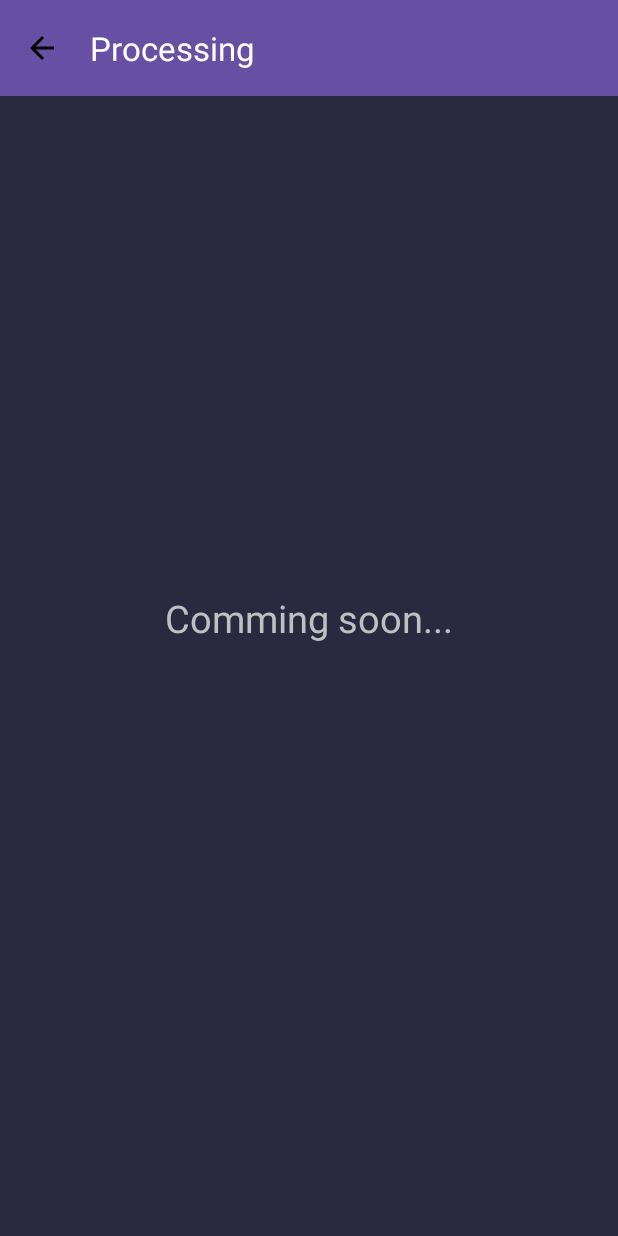
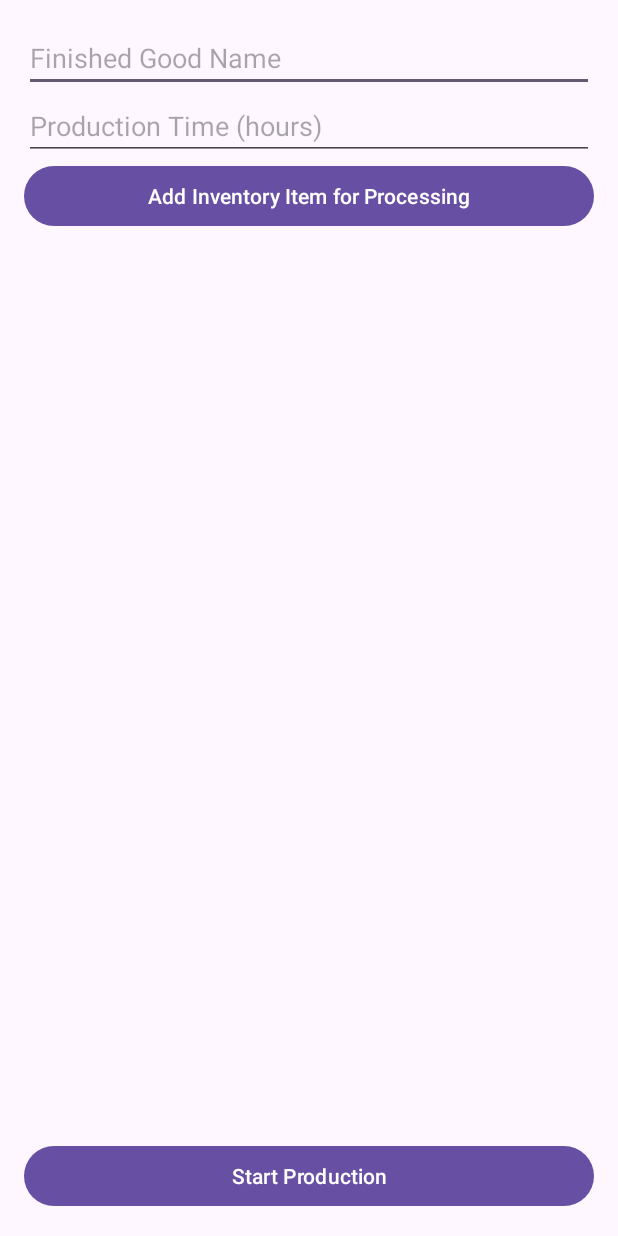
Before and after one commit to mini-projectss/Inventoryapp, an Android app: the ProcessingActivity screen opened directly, with no data from a screen before it, on a phone screen of 412 x 824 dp. Run offline under Robolectric (Android 15) with nearby library versions, the phone set to English and light mode, and no system bars; our stand-ins replace Firebase (no records; nobody signed in at launch, a user with empty details on screens opened directly).

Commit message:
added supply and processing page

```diff
--- a/app/src/main/java/com/example/inventory/InventoryItem.java
+++ b/app/src/main/java/com/example/inventory/InventoryItem.java
@@ -31,7 +31,9 @@ public class InventoryItem {
         this.supplyQuantity = supplyQuantity;
     }
 
-
+    public void setId(int id) {
+        this.id = id;
+    }
 
     // Getters and setters
     public int getId() {
--- a/app/src/main/java/com/example/inventory/ProcessingActivity.java
+++ b/app/src/main/java/com/example/inventory/ProcessingActivity.java
@@ -1,27 +1,125 @@
 package com.example.inventory;
 
-import android.content.Intent;
 import android.os.Bundle;
+import android.os.Handler;
+import android.view.View;
+import android.widget.Button;
+import android.widget.EditText;
+import android.widget.Toast;
+
+import androidx.annotation.Nullable;
+import androidx.appcompat.app.AlertDialog;
 import androidx.appcompat.app.AppCompatActivity;
-import androidx.appcompat.widget.Toolbar;
+import androidx.recyclerview.widget.LinearLayoutManager;
+import androidx.recyclerview.widget.RecyclerView;
+
+import com.google.firebase.auth.FirebaseAuth;
+
+import java.util.ArrayList;
+import java.util.HashMap;
+import java.util.List;
+import java.util.Map;
 
 public class ProcessingActivity extends AppCompatActivity {
+    private RecyclerView recyclerView;
+    private ProcessingAdapter adapter;
+    private InventoryDBHelper dbHelper;
+    private List<InventoryItem> selectedItems;
+    private Handler handler;
+
+    private EditText finishedGoodNameEditText, productionTimeEditText;
+    private Button addItemButton, startProductionButton;
 
     @Override
-    protected void onCreate(Bundle savedInstanceState) {
+    protected void onCreate(@Nullable Bundle savedInstanceState) {
         super.onCreate(savedInstanceState);
         setContentView(R.layout.activity_processing);
 
-        Toolbar toolbar = findViewById(R.id.toolbar);
-        setSupportActionBar(toolbar);
-        getSupportActionBar().setDisplayHomeAsUpEnabled(true); // Enable back button
+        dbHelper = new InventoryDBHelper(this, "inventory_" + FirebaseAuth.getInstance().getCurrentUser().getUid() + ".db");
 
-        toolbar.setNavigationOnClickListener(v -> finish()); // Close the activity when back button is clicked
+        finishedGoodNameEditText = findViewById(R.id.finishedGoodName);
+        productionTimeEditText = findViewById(R.id.productionTime);
+        addItemButton = findViewById(R.id.addProcessingItemButton);
+        startProductionButton = findViewById(R.id.startProductionButton);
+
+        recyclerView = findViewById(R.id.processingRecyclerView);
+        recyclerView.setLayoutManager(new LinearLayoutManager(this));
+        selectedItems = new ArrayList<>();
+        adapter = new ProcessingAdapter(selectedItems);
+        recyclerView.setAdapter(adapter);
+
+        addItemButton.setOnClickListener(v -> showAddItemDialog());
+        startProductionButton.setOnClickListener(v -> startProduction());
+
+        handler = new Handler();
+    }
+
+    private void showAddItemDialog() {
+        AlertDialog.Builder builder = new AlertDialog.Builder(this);
+        View dialogView = getLayoutInflater().inflate(R.layout.dialog_add_processing_item, null);
+        builder.setView(dialogView);
+
+        final EditText itemNameEditText = dialogView.findViewById(R.id.processingItemName);
+        final EditText itemQuantityEditText = dialogView.findViewById(R.id.processingItemQuantity);
+        Button addItemButton = dialogView.findViewById(R.id.addProcessingDialogButton);
+
+        AlertDialog dialog = builder.create();
+
+        addItemButton.setOnClickListener(v -> {
+            String itemName = itemNameEditText.getText().toString().trim();
+            String quantityStr = itemQuantityEditText.getText().toString().trim();
+
+            if (!itemName.isEmpty() && !quantityStr.isEmpty()) {
+                int quantity = Integer.parseInt(quantityStr);
+
+                InventoryItem item = dbHelper.getInventoryItemByName(itemName);
+                if (item != null) {
+                    item.setQuantity(quantity);
+                    selectedItems.add(item);
+                    adapter.notifyDataSetChanged();
+                    dialog.dismiss();
+                } else {
+                    Toast.makeText(this, "Item not found in inventory", Toast.LENGTH_SHORT).show();
+                }
+            } else {
+                Toast.makeText(this, "Please enter valid item name and quantity", Toast.LENGTH_SHORT).show();
+            }
+        });
+
+        dialog.show();
+    }
+
+    private void startProduction() {
+        String finishedGoodName = finishedGoodNameEditText.getText().toString().trim();
+        String productionTimeStr = productionTimeEditText.getText().toString().trim();
+
+        if (!finishedGoodName.isEmpty() && !productionTimeStr.isEmpty()) {
+            int productionTime = Integer.parseInt(productionTimeStr) * 3600000; // convert hours to milliseconds
+
+            Map<Integer, Integer> requiredItems = new HashMap<>();
+            for (InventoryItem item : selectedItems) {
+                requiredItems.put(item.getId(), item.getQuantity());
+            }
+
+            handler.postDelayed(() -> {
+                boolean success = dbHelper.createFinishedGood(finishedGoodName, requiredItems);
+                if (success) {
+                    Toast.makeText(this, finishedGoodName + " production completed", Toast.LENGTH_SHORT).show();
+                    adapter.notifyDataSetChanged();
+                } else {
+                    Toast.makeText(this, "Insufficient inventory for production", Toast.LENGTH_SHORT).show();
+                }
+            }, productionTime);
+
+            Toast.makeText(this, "Production started for " + finishedGoodName, Toast.LENGTH_SHORT).show();
+        } else {
+            Toast.makeText(this, "Please enter finished good name and production time", Toast.LENGTH_SHORT).show();
+        }
     }
 
     @Override
-    public boolean onSupportNavigateUp() {
-        finish(); // Close the activity on navigation up
-        return true;
+    protected void onDestroy() {
+        handler.removeCallbacksAndMessages(null);
+        super.onDestroy();
     }
 }
--- /dev/null
+++ b/app/src/main/java/com/example/inventory/ProcessingAdapter.java
@@ -0,0 +1,48 @@
+package com.example.inventory;
+
+import android.view.LayoutInflater;
+import android.view.View;
+import android.view.ViewGroup;
+import android.widget.TextView;
+
+import androidx.annotation.NonNull;
+import androidx.recyclerview.widget.RecyclerView;
+
+import java.util.List;
+
+public class ProcessingAdapter extends RecyclerView.Adapter<ProcessingAdapter.ProcessingViewHolder> {
+    private List<InventoryItem> items;
+
+    public ProcessingAdapter(List<InventoryItem> items) {
+        this.items = items;
+    }
+
+    @NonNull
+    @Override
+    public ProcessingViewHolder onCreateViewHolder(@NonNull ViewGroup parent, int viewType) {
+        View view = LayoutInflater.from(parent.getContext()).inflate(R.layout.item_processing, parent, false);
+        return new ProcessingViewHolder(view);
+    }
+
+    @Override
+    public void onBindViewHolder(@NonNull ProcessingViewHolder holder, int position) {
+        InventoryItem item = items.get(position);
+        holder.nameTextView.setText(item.getName());
+        holder.quantityTextView.setText("Required: " + item.getQuantity());
+    }
+
+    @Override
+    public int getItemCount() {
+        return items.size();
+    }
+
+    public static class ProcessingViewHolder extends RecyclerView.ViewHolder {
+        TextView nameTextView, quantityTextView;
+
+        public ProcessingViewHolder(@NonNull View itemView) {
+            super(itemView);
+            nameTextView = itemView.findViewById(R.id.processingItemName);
+            quantityTextView = itemView.findViewById(R.id.processingItemQuantity);
+        }
+    }
+}
--- a/app/src/main/res/layout/activity_processing.xml
+++ b/app/src/main/res/layout/activity_processing.xml
@@ -1,28 +1,37 @@
-<?xml version="1.0" encoding="utf-8"?>
-<androidx.coordinatorlayout.widget.CoordinatorLayout
-    xmlns:android="http://schemas.android.com/apk/res/android"
-    xmlns:app="http://schemas.android.com/apk/res-auto"
+<LinearLayout xmlns:android="http://schemas.android.com/apk/res/android"
     android:layout_width="match_parent"
     android:layout_height="match_parent"
-    android:background="#292940">
+    android:orientation="vertical"
+    android:padding="16dp">
 
-    <androidx.appcompat.widget.Toolbar
-        android:id="@+id/toolbar"
+    <EditText
+        android:id="@+id/finishedGoodName"
         android:layout_width="match_parent"
-        android:layout_height="?attr/actionBarSize"
-        android:background="?attr/colorPrimary"
-        android:theme="@style/ThemeOverlay.AppCompat.Dark.ActionBar"
-        app:title="Processing"
-        app:popupTheme="@style/ThemeOverlay.AppCompat.Light"
-        app:navigationIcon="@drawable/baseline_arrow_back_24" /> <!-- Add back button icon -->
+        android:layout_height="wrap_content"
+        android:hint="Finished Good Name" />
 
-    <!-- Add your inventory views here -->
-    <TextView
-        android:layout_width="wrap_content"
+    <EditText
+        android:id="@+id/productionTime"
+        android:layout_width="match_parent"
         android:layout_height="wrap_content"
-        android:text="Comming soon..."
-        android:layout_gravity="center"
-        android:textColor="#C1C0C0"
-        android:textSize="25dp"/>
+        android:hint="Production Time (hours)"
+        android:inputType="number" />
 
-</androidx.coordinatorlayout.widget.CoordinatorLayout>
+    <Button
+        android:id="@+id/addProcessingItemButton"
+        android:layout_width="match_parent"
+        android:layout_height="wrap_content"
+        android:text="Add Inventory Item for Processing" />
+
+    <androidx.recyclerview.widget.RecyclerView
+        android:id="@+id/processingRecyclerView"
+        android:layout_width="match_parent"
+        android:layout_height="0dp"
+        android:layout_weight="1" />
+
+    <Button
+        android:id="@+id/startProductionButton"
+        android:layout_width="match_parent"
+        android:layout_height="wrap_content"
+        android:text="Start Production" />
+</LinearLayout>
```
Also changed, not shown: app/src/main/java/com/example/inventory/InventoryDBHelper.java (+68 -2 lines), app/src/main/res/layout/dialog_add_processing_item.xml (added, +25 -0 lines), app/src/main/res/layout/item_processing.xml (added, +19 -0 lines).
